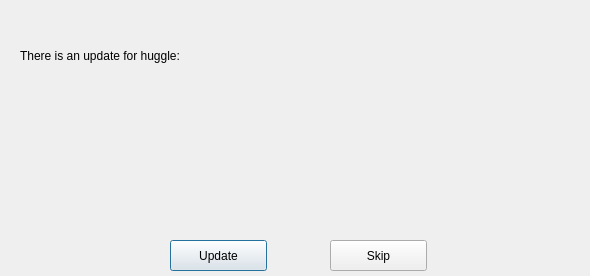
This is huggle/updateform.ui in huggle/huggle3-qt-lx as Qt 5 draws it before an edit. The edited form follows.
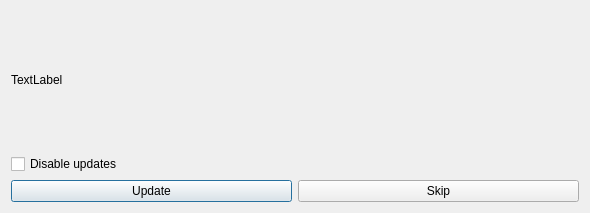
This is the edited form.

Diff of the .ui file:
```diff
--- a/huggle/updateform.ui
+++ b/huggle/updateform.ui
@@ -7,54 +7,55 @@
     <x>0</x>
     <y>0</y>
     <width>590</width>
-    <height>276</height>
+    <height>213</height>
    </rect>
   </property>
   <property name="windowTitle">
    <string>New version of huggle is available</string>
   </property>
+  <layout class="QVBoxLayout" name="verticalLayout">
+   <item>
   <widget class="QLabel" name="label">
-   <property name="geometry">
-    <rect>
-     <x>20</x>
-     <y>10</y>
-     <width>531</width>
-     <height>91</height>
-    </rect>
+     <property name="sizePolicy">
+      <sizepolicy hsizetype="Preferred" vsizetype="Preferred">
+       <horstretch>0</horstretch>
+       <verstretch>0</verstretch>
+      </sizepolicy>
    </property>
    <property name="text">
-    <string notr="true">There is an update for huggle:</string>
+      <string>TextLabel</string>
    </property>
    <property name="wordWrap">
     <bool>true</bool>
    </property>
   </widget>
+   </item>
+   <item>
+    <widget class="QCheckBox" name="checkBox">
+     <property name="text">
+      <string>Disable updates</string>
+     </property>
+    </widget>
+   </item>
+   <item>
+    <layout class="QHBoxLayout" name="horizontalLayout">
+     <item>
   <widget class="QPushButton" name="pushButton">
-   <property name="geometry">
-    <rect>
-     <x>170</x>
-     <y>240</y>
-     <width>97</width>
-     <height>31</height>
-    </rect>
-   </property>
    <property name="text">
     <string notr="true">Update</string>
    </property>
   </widget>
+     </item>
+     <item>
   <widget class="QPushButton" name="pushButton_2">
-   <property name="geometry">
-    <rect>
-     <x>330</x>
-     <y>240</y>
-     <width>97</width>
-     <height>31</height>
-    </rect>
-   </property>
    <property name="text">
     <string notr="true">Skip</string>
    </property>
   </widget>
+     </item>
+    </layout>
+   </item>
+  </layout>
  </widget>
  <resources/>
  <connections/>
```
Lines whose indentation alone changed are shown as unchanged.
